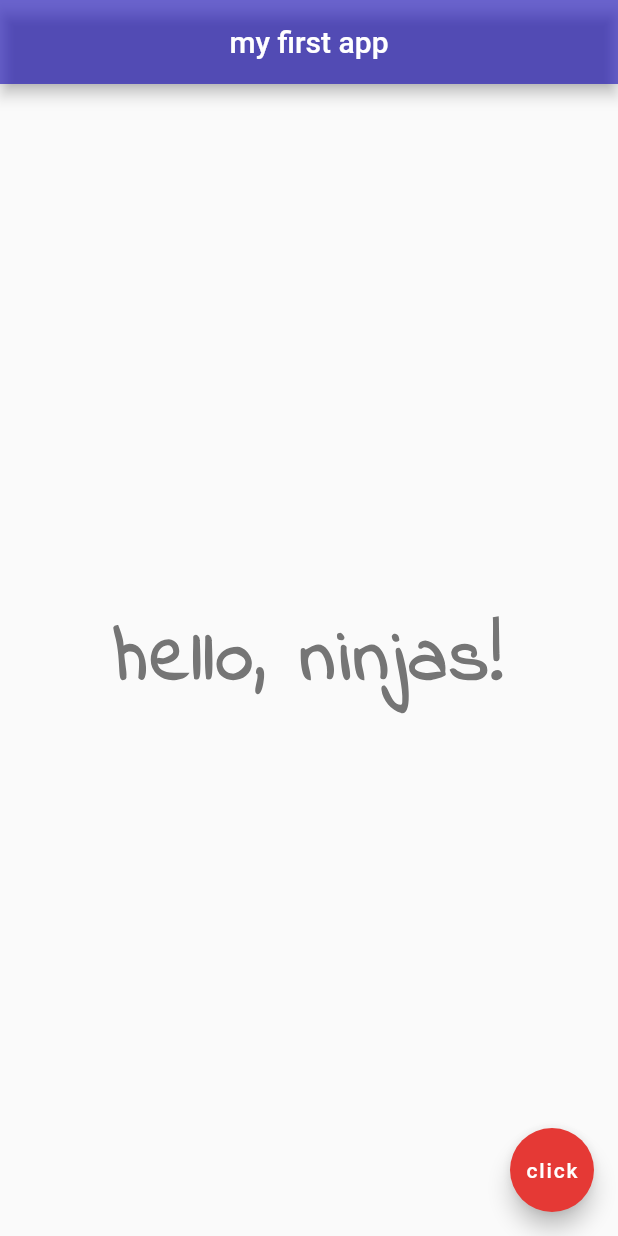
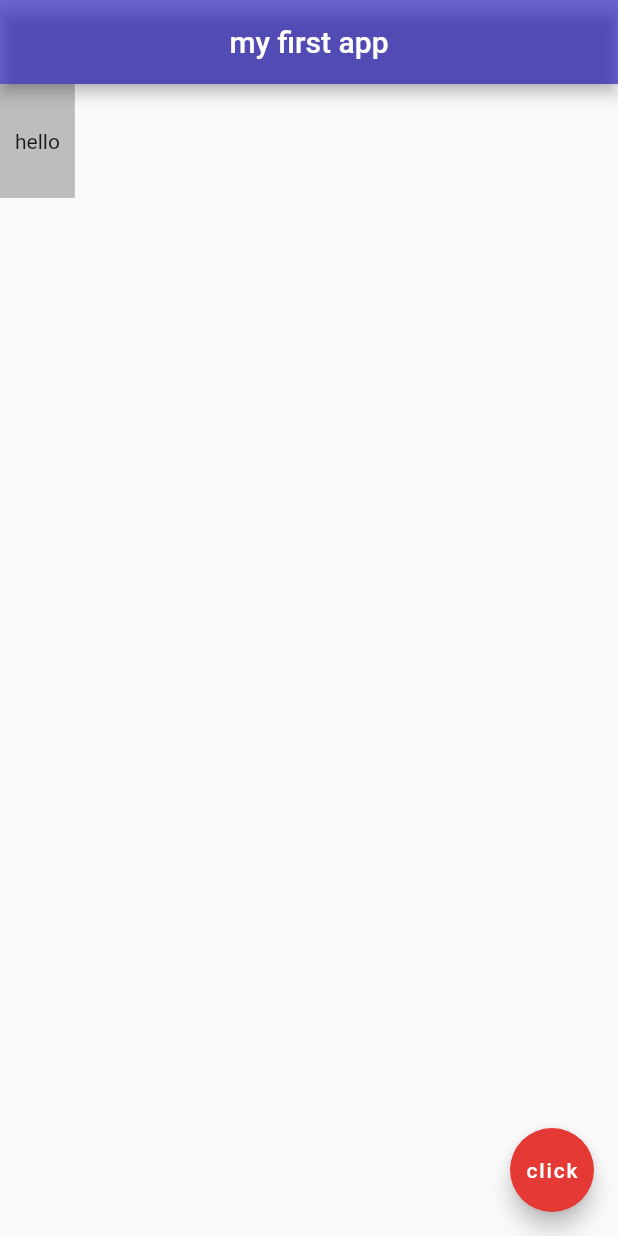
Before and after one commit to nikolastas/grocess-app, a Flutter app: the screen it shows after launch, on a phone screen of 412 x 824 dp. Run offline on Flutter 3.47's test engine with Material 2 defaults, Android fonts, the phone set to English and light mode, and no system bars.

Commit message:
lesson 10

```diff
--- a/lib/main.dart
+++ b/lib/main.dart
@@ -13,21 +13,15 @@ class Home extends StatelessWidget{
       centerTitle: true,
       backgroundColor: Color.fromARGB(150, 12, 0, 179)
     ),
-    body: Center(
-      child: Text(
-        'hello, ninjas!',
-        style: TextStyle(
-          fontSize: 50.0,
-          fontWeight: FontWeight.bold,
-          letterSpacing: 2.0,
-          color: Colors.grey[600],
-          fontFamily: 'IndieFlower',
-        ),
-      ),
+    body: Container(
+      padding: EdgeInsets.symmetric(horizontal: 10.0, vertical: 30.0),
+      color: Colors.grey[400],
+      child: Text('hello'),
+
     ),
     floatingActionButton: FloatingActionButton(
       backgroundColor: Colors.red[600],
-      onPressed: () { print("clicked"); },
+      onPressed: () {  },
       child: Text('click'),
     ),
   );
--- a/pubspec.yaml
+++ b/pubspec.yaml
@@ -59,9 +59,8 @@ flutter:
   uses-material-design: true
 
   # To add assets to your application, add an assets section, like this:
-  # assets:
-  #   - images/a_dot_burr.jpeg
-  #   - images/a_dot_ham.jpeg
+  assets:
+    - assets/image1.jpg
 
   # An image asset can refer to one or more resolution-specific "variants", see
   # https://flutter.dev/assets-and-images/#resolution-aware.
```
Also changed, not shown: assets/image1.jpg (added).
